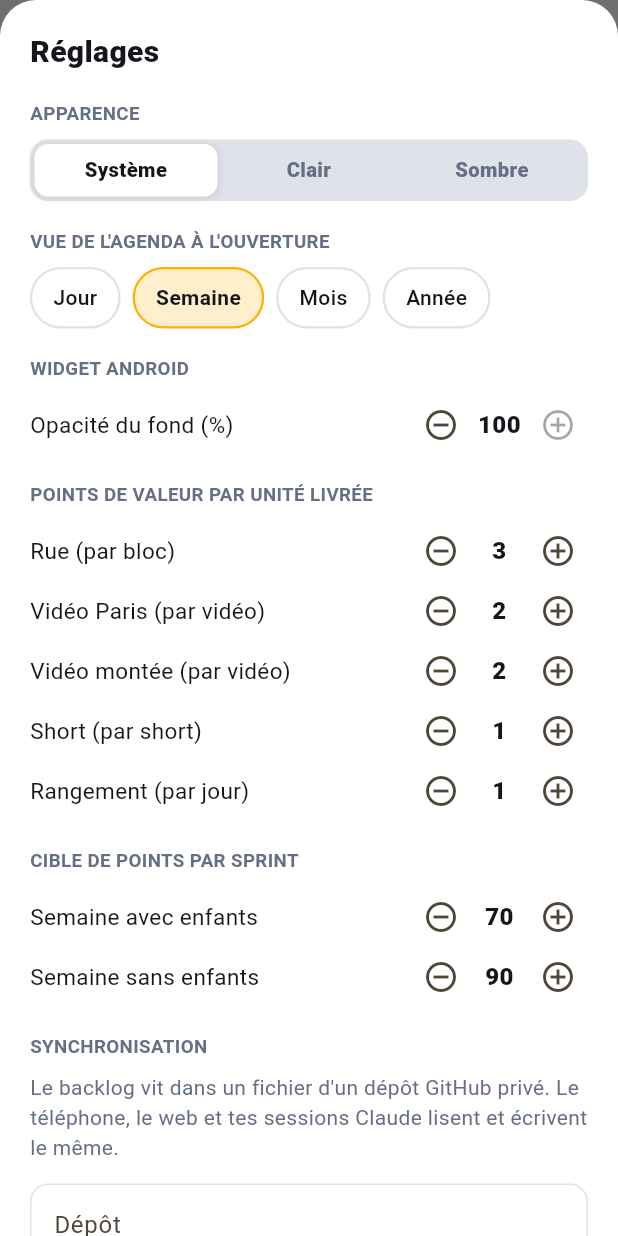
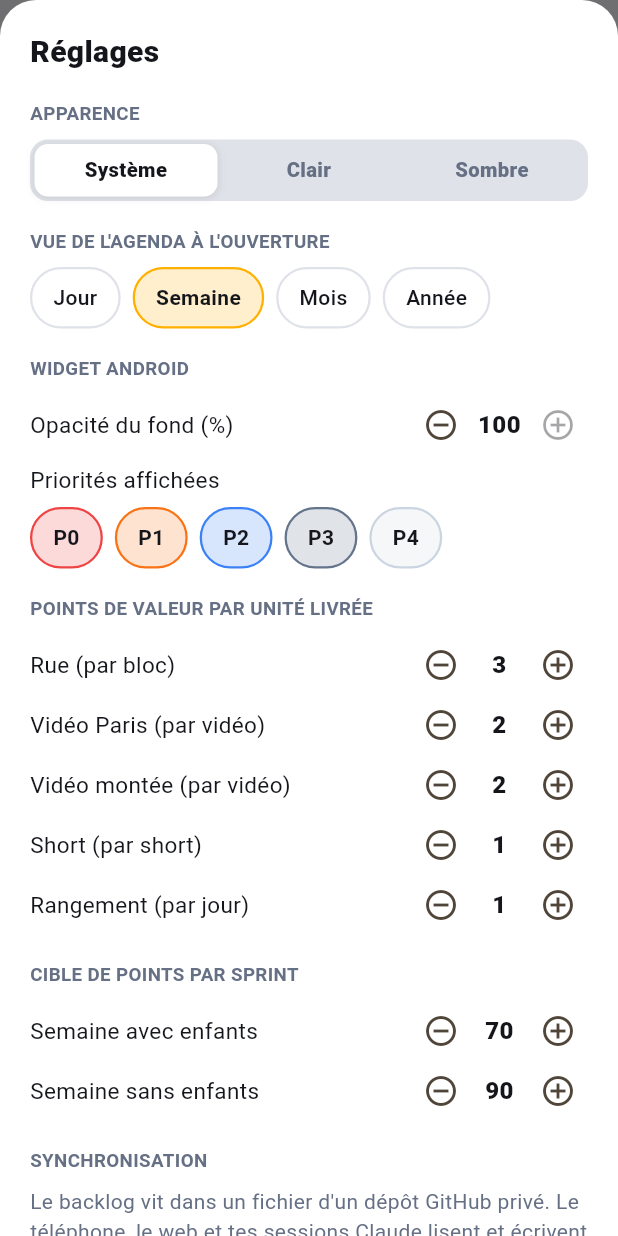
Before and after one commit to okhamfriction-png/bim, a Flutter app: the screen it shows after launch, after a tap on the "settings" icon, on a phone screen of 412 x 824 dp. Run offline on Flutter 3.47's test engine with Material 3 defaults, Android fonts, the phone set to English and light mode, and no system bars; our stand-ins replace shared_preferences, video_player, web; missing offline and left inert: dart:js_interop.

Commit message:
Widget : choix des priorités affichées, textes agrandis
Co-Authored-By: Claude Fable 5.2 <noreply@anthropic.com>

```diff
--- a/lib/store.dart
+++ b/lib/store.dart
@@ -19,6 +19,7 @@ class Store extends ChangeNotifier {
   String token = '';
   String themeMode = 'system'; // apparence : system | light | dark
   int widgetOpacity = 100; // opacité du fond du widget Android, en %
+  Set<int> widgetPrios = {0, 1, 2, 3, 4}; // priorités montrées dans le widget
   String agendaView = 'semaine'; // vue de l'agenda à l'ouverture : jour | semaine | mois | annee
   String syncState = 'off'; // off | sync | ok | error
   String syncError = '';
@@ -35,6 +36,9 @@ class Store extends ChangeNotifier {
     agendaView = _prefs.getString('agendaView') ?? 'semaine';
     themeMode = _prefs.getString('themeMode') ?? 'system';
     widgetOpacity = _prefs.getInt('widgetOpacity') ?? 100;
+    widgetPrios = (_prefs.getStringList('widgetPrios') ?? ['0', '1', '2', '3', '4'])
+        .map(int.parse)
+        .toSet();
     final raw = _prefs.getString('doc');
     if (raw != null) {
       try {
@@ -65,6 +69,19 @@ class Store extends ChangeNotifier {
   void setWidgetOpacity(int v) {
     widgetOpacity = v.clamp(0, 100);
     _prefs.setInt('widgetOpacity', widgetOpacity);
+    notifyListeners();
+    _feedWidget();
+  }
+
+  /// Montre ou cache une priorité dans le widget (il en reste toujours au moins une).
+  void toggleWidgetPrio(int p) {
+    if (widgetPrios.contains(p)) {
+      if (widgetPrios.length == 1) return;
+      widgetPrios.remove(p);
+    } else {
+      widgetPrios.add(p);
+    }
+    _prefs.setStringList('widgetPrios', [for (final x in widgetPrios) '$x']);
     notifyListeners();
     _feedWidget();
   }
@@ -310,7 +327,7 @@ class Store extends ChangeNotifier {
   Future<void> _feedWidget() async {
     if (kIsWeb) return;
     String h(int m) => m % 60 == 0 ? '${m ~/ 60} h' : '${m ~/ 60} h ${(m % 60).toString().padLeft(2, '0')}';
-    final q = queue;
+    final q = queue.where((t) => widgetPrios.contains(t.priority)).toList();
     final now = DateTime.now();
     final days = <String, dynamic>{};
     for (var i = 0; i < 14; i++) {
--- a/lib/ui.dart
+++ b/lib/ui.dart
@@ -557,6 +557,14 @@ class _SyncSheetState extends State<SyncSheet> {
         _label(context, 'WIDGET ANDROID'),
         Stepper2('Opacité du fond (%)', store.widgetOpacity, store.setWidgetOpacity,
             step: 10, max: 100),
+        const SizedBox(height: 6),
+        Text('Priorités affichées', style: TextStyle(fontSize: 15, color: p.ink)),
+        const SizedBox(height: 8),
+        Wrap(spacing: 8, runSpacing: 8, children: [
+          for (var i = 0; i <= 4; i++)
+            Pick(prioNames[i], store.widgetPrios.contains(i), () => store.toggleWidgetPrio(i),
+                color: prioColors[i]),
+        ]),
         _label(context, 'POINTS DE VALEUR PAR UNITÉ LIVRÉE'),
         for (final k in kinds.entries)
           Stepper2('${k.value.$1} (par ${k.value.$2.substring(0, k.value.$2.length - 1)})',
```
Also changed, not shown: 1 other file.
